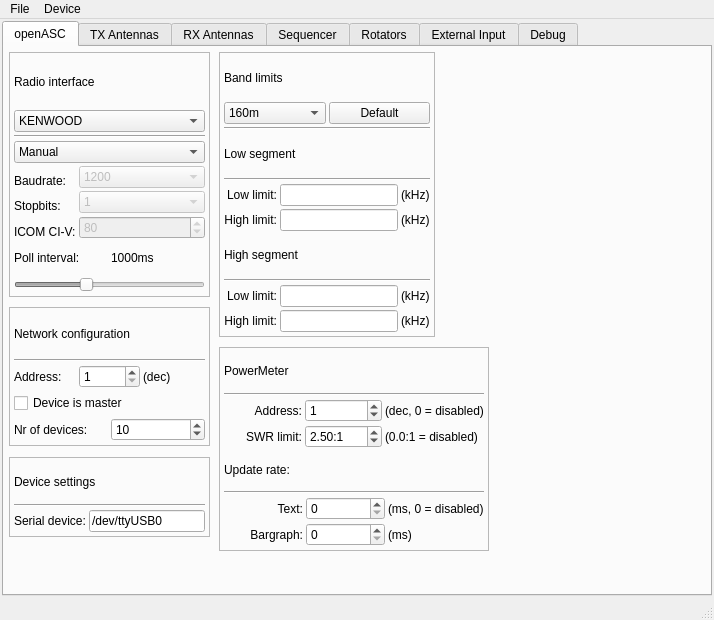
First picture: the form in c/openASC_Configurator/ui/mainwindow.ui, repository thegeek82000/openasc, before the edit.
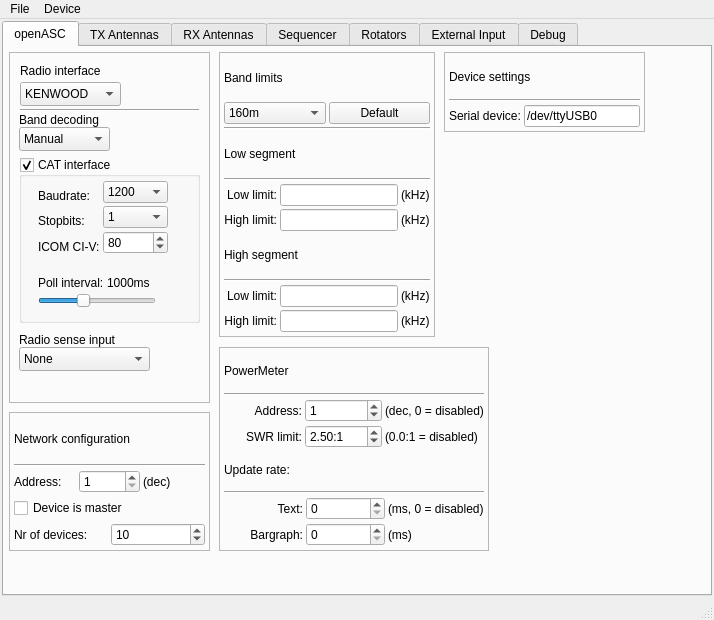
Second picture: the form after the edit.

Commit message: - Fixed so that we can configure both CAT interface enabled but band decoding in any selectable mode. Did this both in config software plus the firmware. - Support for PTT input selectable between None, radio connector and sense RCA input

```diff
--- a/c/openASC_Configurator/ui/mainwindow.ui
+++ b/c/openASC_Configurator/ui/mainwindow.ui
@@ -48,7 +48,7 @@
           <x>5</x>
           <y>5</y>
           <width>201</width>
-          <height>245</height>
+          <height>351</height>
          </rect>
         </property>
         <property name="frameShape">
@@ -57,16 +57,28 @@
         <property name="frameShadow">
          <enum>QFrame::Raised</enum>
         </property>
-        <layout class="QVBoxLayout" name="verticalLayout_6">
-         <item>
           <widget class="QLabel" name="labelRadioInterface">
+         <property name="geometry">
+          <rect>
+           <x>11</x>
+           <y>11</y>
+           <width>85</width>
+           <height>16</height>
+          </rect>
+         </property>
            <property name="text">
             <string>Radio interface</string>
            </property>
           </widget>
-         </item>
-         <item>
           <widget class="QComboBox" name="comboBoxRadioType">
+         <property name="geometry">
+          <rect>
+           <x>11</x>
+           <y>30</y>
+           <width>101</width>
+           <height>24</height>
+          </rect>
+         </property>
            <item>
             <property name="text">
              <string>KENWOOD</string>
@@ -98,9 +110,15 @@
             </property>
            </item>
           </widget>
-         </item>
-         <item>
           <widget class="Line" name="line">
+         <property name="geometry">
+          <rect>
+           <x>11</x>
+           <y>50</y>
+           <width>179</width>
+           <height>16</height>
+          </rect>
+         </property>
            <property name="lineWidth">
             <number>1</number>
            </property>
@@ -108,9 +126,15 @@
             <enum>Qt::Horizontal</enum>
            </property>
           </widget>
-         </item>
-         <item>
           <widget class="QComboBox" name="comboBoxRadioMode">
+         <property name="geometry">
+          <rect>
+           <x>10</x>
+           <y>75</y>
+           <width>91</width>
+           <height>24</height>
+          </rect>
+         </property>
            <item>
             <property name="text">
              <string>Manual</string>
@@ -132,9 +156,47 @@
             </property>
            </item>
           </widget>
-         </item>
-         <item>
+        <widget class="QLabel" name="labelBandDecoding">
+         <property name="geometry">
+          <rect>
+           <x>10</x>
+           <y>60</y>
+           <width>90</width>
+           <height>15</height>
+          </rect>
+         </property>
+         <property name="text">
+          <string>Band decoding</string>
+         </property>
+        </widget>
+        <widget class="QGroupBox" name="groupBoxCAT">
+         <property name="geometry">
+          <rect>
+           <x>10</x>
+           <y>105</y>
+           <width>181</width>
+           <height>166</height>
+          </rect>
+         </property>
+         <property name="title">
+          <string>CAT interface</string>
+         </property>
+         <property name="checkable">
+          <bool>true</bool>
+         </property>
+         <widget class="QWidget" name="layoutWidget_3">
+          <property name="geometry">
+           <rect>
+            <x>15</x>
+            <y>20</y>
+            <width>138</width>
+            <height>87</height>
+           </rect>
+          </property>
           <layout class="QFormLayout" name="formLayout">
+           <property name="fieldGrowthPolicy">
+            <enum>QFormLayout::AllNonFixedFieldsGrow</enum>
+           </property>
            <item row="0" column="0">
             <widget class="QLabel" name="labelRadioInterfaceBaudrate">
              <property name="text">
@@ -148,7 +210,7 @@
            <item row="0" column="1">
             <widget class="QComboBox" name="comboBoxRadioBaudRate">
              <property name="enabled">
-              <bool>false</bool>
+              <bool>true</bool>
              </property>
              <item>
               <property name="text">
@@ -220,7 +282,7 @@
            <item row="1" column="1">
             <widget class="QComboBox" name="comboBoxRadioStopbits">
              <property name="enabled">
-              <bool>false</bool>
+              <bool>true</bool>
              </property>
              <item>
               <property name="text">
@@ -250,7 +312,7 @@
            <item row="2" column="1">
             <widget class="QSpinBox" name="spinBoxCIVAddress">
              <property name="enabled">
-              <bool>false</bool>
+              <bool>true</bool>
              </property>
              <property name="minimum">
               <number>1</number>
@@ -264,8 +326,16 @@
             </widget>
            </item>
           </layout>
-         </item>
-         <item>
+         </widget>
+         <widget class="QWidget" name="layoutWidget_5">
+          <property name="geometry">
+           <rect>
+            <x>15</x>
+            <y>115</y>
+            <width>126</width>
+            <height>40</height>
+           </rect>
+          </property>
           <layout class="QVBoxLayout" name="verticalLayoutPollInterval">
            <item>
             <layout class="QHBoxLayout" name="horizontalLayoutPoll">
@@ -288,7 +358,7 @@
            <item>
             <widget class="QSlider" name="sliderPollInterval">
              <property name="enabled">
-              <bool>false</bool>
+              <bool>true</bool>
              </property>
              <property name="minimum">
               <number>10</number>
@@ -314,14 +384,52 @@
             </widget>
            </item>
           </layout>
+         </widget>
+        </widget>
+        <widget class="QLabel" name="label_2">
+         <property name="geometry">
+          <rect>
+           <x>10</x>
+           <y>280</y>
+           <width>111</width>
+           <height>16</height>
+          </rect>
+         </property>
+         <property name="text">
+          <string>Radio sense input</string>
+         </property>
+        </widget>
+        <widget class="QComboBox" name="comboBoxRadioSenseInput">
+         <property name="geometry">
+          <rect>
+           <x>10</x>
+           <y>295</y>
+           <width>131</width>
+           <height>24</height>
+          </rect>
+         </property>
+         <item>
+          <property name="text">
+           <string>None</string>
+          </property>
          </item>
-        </layout>
+         <item>
+          <property name="text">
+           <string>Radio connector</string>
+          </property>
+         </item>
+         <item>
+          <property name="text">
+           <string>Sense RCA</string>
+          </property>
+         </item>
+        </widget>
        </widget>
        <widget class="QFrame" name="frameNetworkConfiguration">
         <property name="geometry">
          <rect>
           <x>5</x>
-          <y>260</y>
+          <y>365</y>
           <width>201</width>
           <height>139</height>
          </rect>
@@ -424,8 +532,8 @@
        <widget class="QFrame" name="frameDeviceConfiguration">
         <property name="geometry">
          <rect>
-          <x>5</x>
-          <y>410</y>
+          <x>440</x>
+          <y>5</y>
           <width>201</width>
           <height>80</height>
          </rect>
```
Left out of the diff: 4 changed lines with no effect on the pictures. Lines whose indentation alone changed are shown as unchanged. The commit also changes 13 other files.
